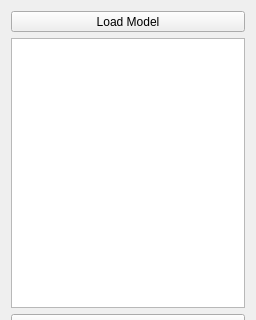
ilastik/ilastik, file ilastik/applets/networkClassification/nnClassAppletUiTest.ui: the form before one commit; both pictures show x 0 to 256 and y 0 to 320 of the 256 by 731 pixel window.
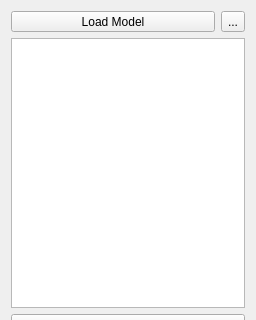
The form after the commit. Icons and pictures are not drawn. Custom widgets are drawn as their Qt base class.

Patch:
```diff
--- a/ilastik/applets/networkClassification/nnClassAppletUiTest.ui
+++ b/ilastik/applets/networkClassification/nnClassAppletUiTest.ui
@@ -35,6 +35,8 @@
    <item>
     <layout class="QVBoxLayout" name="verticalLayout">
      <item>
+      <layout class="QHBoxLayout" name="LoadModelLayout">
+       <item>
       <widget class="QToolButton" name="addModel">
        <property name="sizePolicy">
         <sizepolicy hsizetype="Expanding" vsizetype="Fixed">
@@ -52,6 +54,18 @@
         <enum>Qt::ToolButtonTextBesideIcon</enum>
        </property>
       </widget>
+       </item>
+       <item>
+        <widget class="QToolButton" name="closeModel">
+         <property name="enabled">
+          <bool>true</bool>
+         </property>
+         <property name="text">
+          <string>...</string>
+         </property>
+        </widget>
+       </item>
+      </layout>
      </item>
      <item>
       <widget class="LabelListView" name="labelListView">
```
Lines whose indentation alone changed are shown as unchanged.
